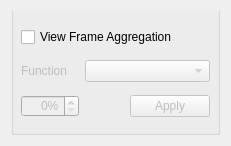
The window that hexrd/ui/resources/ui/frame_aggregation.ui (HEXRD/hexrdgui) describes before a commit, drawn with Qt 5.
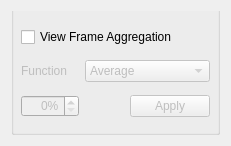
The same window after the commit.

Commit message: Remove blank selection from aggregation drop-down menu

Diff of the .ui file:
```diff
--- a/hexrd/ui/resources/ui/frame_aggregation.ui
+++ b/hexrd/ui/resources/ui/frame_aggregation.ui
@@ -60,11 +60,6 @@
         <property name="sizeAdjustPolicy">
          <enum>QComboBox::AdjustToContents</enum>
         </property>
-        <item>
-         <property name="text">
-          <string/>
-         </property>
-        </item>
         <item>
          <property name="text">
           <string>Average</string>
```
